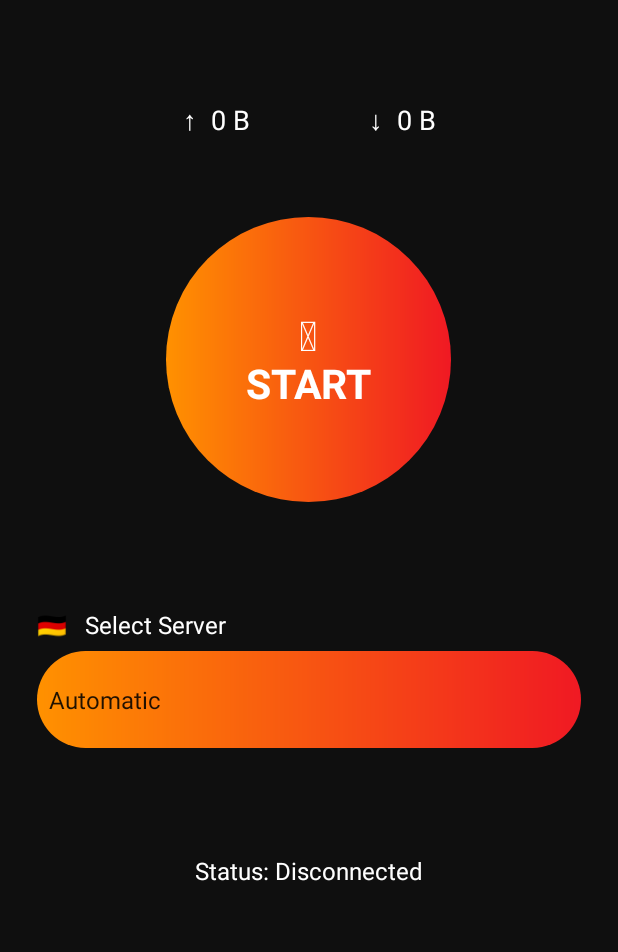
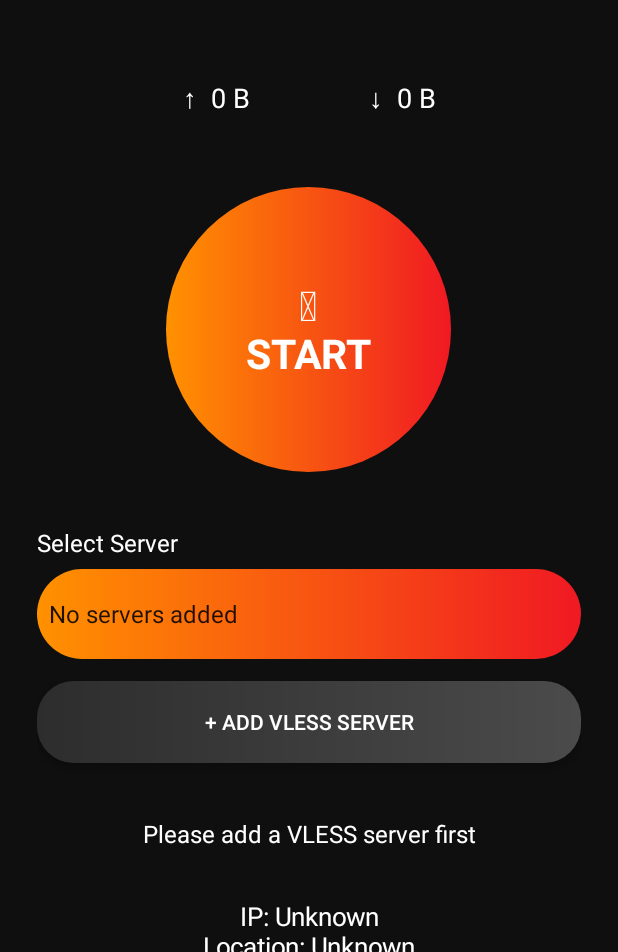
Before and after one commit to reha126p-eng/abdulrazik-vpn, an Android app: the screen it shows after launch (MainActivity), after a tap on an icon or button, on a phone screen of 412 x 824 dp, the part 284-1236 px from its top. Run offline under Robolectric (Android 15) with nearby library versions, the phone set to English and light mode, and no system bars; 3 other taps on this screen came first.

Commit message:
Add VLESS server import and local storage

```diff
--- a/app/src/main/java/com/abdulrazik/vpn/MainActivity.java
+++ b/app/src/main/java/com/abdulrazik/vpn/MainActivity.java
@@ -1,8 +1,11 @@
 package com.abdulrazik.vpn;
 
 import android.app.Activity;
+import android.app.AlertDialog;
 import android.net.VpnService;
+import android.net.Uri;
 import android.content.Intent;
+import android.content.SharedPreferences;
 import android.os.Bundle;
 import android.graphics.Color;
 import android.graphics.Typeface;
@@ -10,6 +13,8 @@ import android.graphics.drawable.GradientDrawable;
 import android.view.Gravity;
 import android.view.View;
 import android.widget.*;
+import java.net.URLDecoder;
+import java.util.ArrayList;
 
 public class MainActivity extends Activity {
 
@@ -17,6 +22,9 @@ public class MainActivity extends Activity {
     private TextView status;
     private TextView powerButton;
     private Spinner countries;
+    private SharedPreferences prefs;
+    private final ArrayList<String> serverUris = new ArrayList<>();
+    private final ArrayList<String> serverNames = new ArrayList<>();
 
     private int dp(float value) {
         return (int) (value * getResources().getDisplayMetrics().density);
@@ -44,17 +52,22 @@ public class MainActivity extends Activity {
     protected void onCreate(Bundle savedInstanceState) {
         super.onCreate(savedInstanceState);
 
+        prefs = getSharedPreferences("abdulrazik_servers", MODE_PRIVATE);
+        loadServers();
+
         LinearLayout root = new LinearLayout(this);
         root.setOrientation(LinearLayout.VERTICAL);
         root.setGravity(Gravity.CENTER_HORIZONTAL);
         root.setPadding(dp(25), dp(20), dp(25), dp(20));
         root.setBackgroundColor(Color.rgb(15, 15, 15));
 
+        ScrollView scroll = new ScrollView(this);
+        scroll.setFillViewport(true);
+        scroll.addView(root);
+
         TextView menu = text("☰", 35, Color.WHITE);
         menu.setGravity(Gravity.LEFT | Gravity.CENTER_VERTICAL);
-        root.addView(menu, new LinearLayout.LayoutParams(
-            -1, dp(55)
-        ));
+        root.addView(menu, new LinearLayout.LayoutParams(-1, dp(55)));
 
         TextView title = text("ABDULRAZIK VPN", 28, Color.WHITE);
         title.setTypeface(null, Typeface.BOLD);
@@ -66,7 +79,7 @@ public class MainActivity extends Activity {
         TextView traffic = text("↑  0 B                 ↓  0 B", 18, Color.WHITE);
         LinearLayout.LayoutParams trafficParams =
             new LinearLayout.LayoutParams(-1, dp(90));
-        trafficParams.topMargin = dp(35);
+        trafficParams.topMargin = dp(20);
         root.addView(traffic, trafficParams);
 
         powerButton = text("⏻\nSTART", 27, Color.WHITE);
@@ -79,27 +92,102 @@ public class MainActivity extends Activity {
         LinearLayout.LayoutParams powerParams =
             new LinearLayout.LayoutParams(dp(190), dp(190));
         powerParams.gravity = Gravity.CENTER;
-        powerParams.topMargin = dp(20);
-        powerParams.bottomMargin = dp(65);
+        powerParams.topMargin = dp(15);
+        powerParams.bottomMargin = dp(30);
         root.addView(powerButton, powerParams);
 
-        TextView serverLabel = text(
-            "🇩🇪   Select Server", 16, Color.WHITE
-        );
+        TextView serverLabel = text("Select Server", 16, Color.WHITE);
         serverLabel.setGravity(Gravity.LEFT | Gravity.CENTER_VERTICAL);
-        root.addView(serverLabel, new LinearLayout.LayoutParams(
-            -1, dp(35)
-        ));
-
-        String[] items = {
-            "Automatic",
-            "Germany",
-            "Turkey",
-            "USA",
-            "United Kingdom"
-        };
+        root.addView(serverLabel, new LinearLayout.LayoutParams(-1, dp(35)));
 
         countries = new Spinner(this);
+        countries.setBackground(gradient(
+            Color.rgb(255, 145, 0),
+            Color.rgb(240, 25, 35),
+            35
+        ));
+        root.addView(countries, new LinearLayout.LayoutParams(-1, dp(60)));
+        refreshServerList();
+
+        Button addServer = new Button(this);
+        addServer.setText("+ Add VLESS Server");
+        addServer.setTextColor(Color.WHITE);
+        addServer.setBackground(gradient(
+            Color.rgb(45, 45, 45),
+            Color.rgb(75, 75, 75),
+            25
+        ));
+        LinearLayout.LayoutParams addParams =
+            new LinearLayout.LayoutParams(-1, dp(55));
+        addParams.topMargin = dp(15);
+        root.addView(addServer, addParams);
+
+        status = text("Status: Disconnected", 16, Color.WHITE);
+        LinearLayout.LayoutParams statusParams =
+            new LinearLayout.LayoutParams(-1, dp(55));
+        statusParams.topMargin = dp(20);
+        root.addView(status, statusParams);
+
+        TextView ip = text("IP: Unknown\nLocation: Unknown", 17, Color.WHITE);
+        root.addView(ip, new LinearLayout.LayoutParams(-1, dp(75)));
+
+        TextView footer = text(
+            "ABDULRAZIK VPN  •  Secure Connection",
+            12, Color.LTGRAY
+        );
+        root.addView(footer, new LinearLayout.LayoutParams(-1, dp(45)));
+
+        addServer.setOnClickListener(v -> showAddServerDialog());
+
+        powerButton.setOnClickListener(v -> requestVpnPermission());
+
+        menu.setOnClickListener(v ->
+            Toast.makeText(this, "ABDULRAZIK VPN", Toast.LENGTH_SHORT).show()
+        );
+
+        setContentView(scroll);
+    }
+
+    private void loadServers() {
+        serverUris.clear();
+        serverNames.clear();
+
+        int count = prefs.getInt("count", 0);
+
+        for (int i = 0; i < count; i++) {
+            String uri = prefs.getString("server_" + i, null);
+            if (uri != null && uri.startsWith("vless://")) {
+                serverUris.add(uri);
+                serverNames.add(getServerName(uri));
+            }
+        }
+    }
+
+    private String getServerName(String link) {
+        try {
+            Uri uri = Uri.parse(link);
+            String name = uri.getFragment();
+
+            if (name != null && !name.isEmpty()) {
+                name = URLDecoder.decode(name, "UTF-8");
+                return name;
+            }
+
+            return uri.getHost() == null ? "VLESS Server" : uri.getHost();
+        } catch (Exception e) {
+            return "VLESS Server";
+        }
+    }
+
+    private void refreshServerList() {
+        ArrayList<String> items = new ArrayList<>();
+
+        if (serverNames.isEmpty()) {
+            items.add("No servers added");
+        } else {
+            items.addAll(serverNames);
+        }
+
         ArrayAdapter<String> adapter = new ArrayAdapter<>(
             this,
             android.R.layout.simple_spinner_item,
@@ -109,53 +197,85 @@ public class MainActivity extends Activity {
             android.R.layout.simple_spinner_dropdown_item
         );
         countries.setAdapter(adapter);
-        countries.setBackground(gradient(
-            Color.rgb(255, 145, 0),
-            Color.rgb(240, 25, 35),
-            35
-        ));
 
-        root.addView(countries, new LinearLayout.LayoutParams(
-            -1, dp(65)
-        ));
+        int selected = prefs.getInt("selected", 0);
+        if (selected >= 0 && selected < items.size()) {
+            countries.setSelection(selected);
+        }
+    }
 
-        status = text("Status: Disconnected", 16, Color.WHITE);
-        LinearLayout.LayoutParams statusParams =
-            new LinearLayout.LayoutParams(-1, dp(55));
-        statusParams.topMargin = dp(55);
-        root.addView(status, statusParams);
+    private void showAddServerDialog() {
+        EditText input = new EditText(this);
+        input.setSingleLine(false);
+        input.setMinLines(2);
+        input.setTextColor(Color.BLACK);
+        input.setHint("Paste your vless:// link here");
+        input.setPadding(dp(12), dp(12), dp(12), dp(12));
 
-        TextView ip = text("IP: Unknown\nLocation: Unknown", 17, Color.WHITE);
-        root.addView(ip, new LinearLayout.LayoutParams(
-            -1, dp(75)
-        ));
+        new AlertDialog.Builder(this)
+            .setTitle("Add VLESS Server")
+            .setMessage("Paste the complete VLESS link:")
+            .setView(input)
+            .setNegativeButton("Cancel", null)
+            .setPositiveButton("Save", (dialog, which) -> {
+                String link = input.getText().toString().trim();
 
-        TextView footer = text(
-            "ABDULRAZIK VPN  •  Secure Connection",
-            12, Color.LTGRAY
-        );
-        root.addView(footer, new LinearLayout.LayoutParams(
-            -1, dp(45)
-        ));
+                if (!link.startsWith("vless://")) {
+                    Toast.makeText(this,
+                        "Invalid VLESS link", Toast.LENGTH_LONG).show();
+                    return;
+                }
 
-        powerButton.setOnClickListener(v -> requestVpnPermission());
+                Uri parsed = Uri.parse(link);
+                if (parsed.getHost() == null || parsed.getUserInfo() == null) {
+                    Toast.makeText(this,
+                        "The VLESS link is incomplete", Toast.LENGTH_LONG).show();
+                    return;
+                }
 
-        menu.setOnClickListener(v ->
-            Toast.makeText(this, "ABDULRAZIK VPN", Toast.LENGTH_SHORT).show()
-        );
+                for (String saved : serverUris) {
+                    if (saved.equals(link)) {
+                        Toast.makeText(this,
+                            "This server is already saved", Toast.LENGTH_SHORT).show();
+                        return;
+                    }
+                }
 
-        setContentView(root);
+                serverUris.add(link);
+                serverNames.add(getServerName(link));
+
+                SharedPreferences.Editor editor = prefs.edit();
+                editor.putInt("count", serverUris.size());
+
+                for (int i = 0; i < serverUris.size(); i++) {
+                    editor.putString("server_" + i, serverUris.get(i));
+                }
+
+                editor.putInt("selected", serverUris.size() - 1);
+                editor.apply();
+
+                refreshServerList();
+
+                Toast.makeText(this,
+                    "Server saved on this phone", Toast.LENGTH_LONG).show();
+            })
+            .show();
     }
 
     private void requestVpnPermission() {
+        if (serverUris.isEmpty()) {
+            status.setText("Please add a VLESS server first");
+            Toast.makeText(this,
+                "Add a server before connecting", Toast.LENGTH_SHORT).show();
+            return;
+        }
+
         Intent intent = VpnService.prepare(this);
 
         if (intent != null) {
             startActivityForResult(intent, VPN_REQUEST_CODE);
         } else {
-            status.setText(
-                "Permission granted; Xray connection is not configured"
-            );
+            status.setText("Permission granted; Xray is not connected yet");
         }
     }
 
@@ -167,9 +287,7 @@ public class MainActivity extends Activity {
 
         if (requestCode == VPN_REQUEST_CODE) {
             if (resultCode == RESULT_OK) {
-                status.setText(
-                    "Permission granted; Xray connection is not configured"
-                );
+                status.setText("Permission granted; Xray is not connected yet");
             } else {
                 status.setText("VPN permission denied");
             }
```
